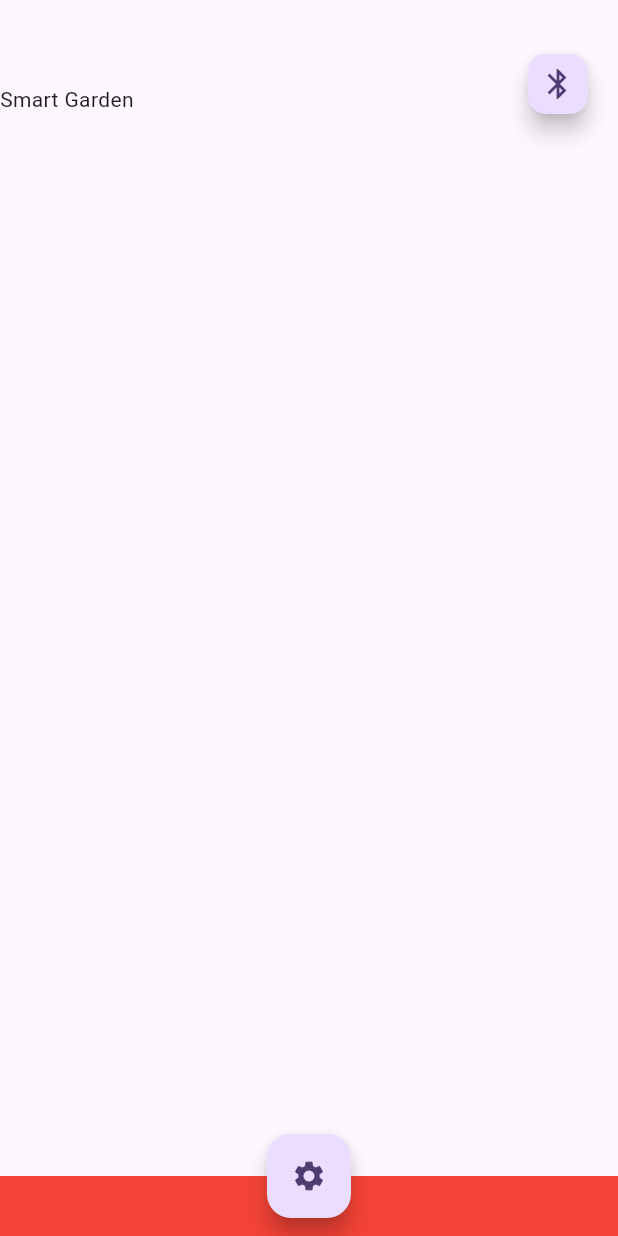
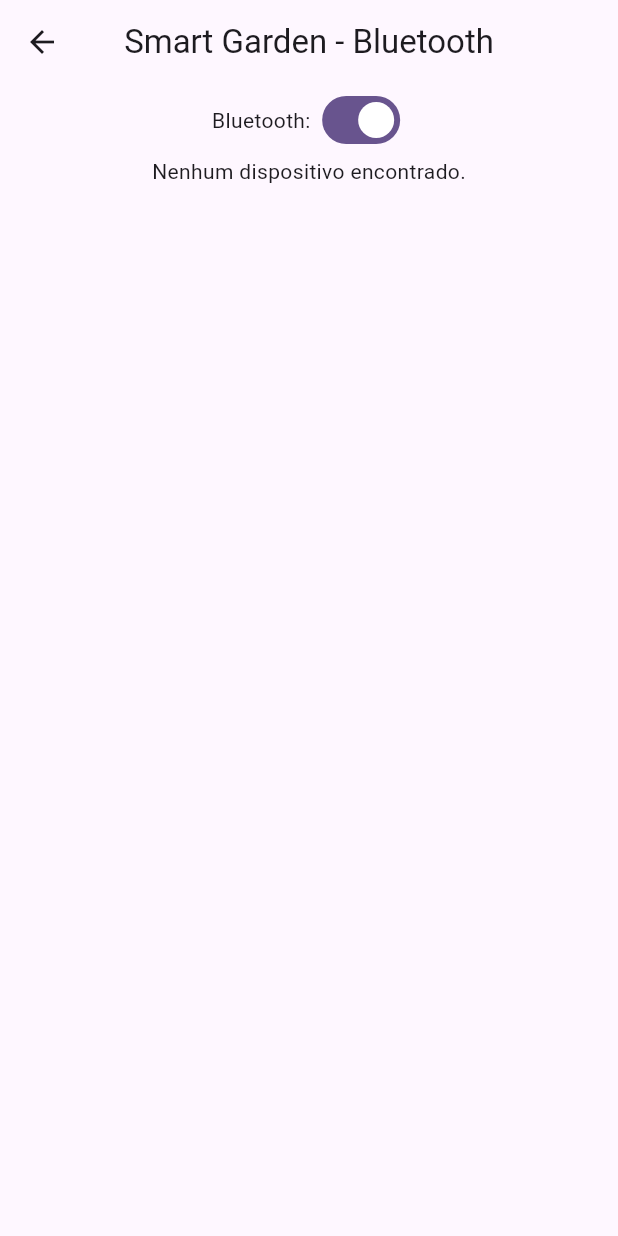
Before and after one commit to Paul0Cesar/Smart-Garden, a Flutter app: the screen it shows after launch, after a tap on the "bluetooth" icon, on a phone screen of 412 x 824 dp. Run offline on Flutter 3.47's test engine with Material 2 defaults, Android fonts, the light colour scheme and no system bars; our stand-ins replace flutter_bluetooth_serial.

Commit message:
feat: add bluetooth view

```diff
--- /dev/null
+++ b/lib/ui/bluetooth/bluetooth_view.dart
@@ -0,0 +1,138 @@
+import 'package:flutter/material.dart';
+import 'package:flutter_bluetooth_serial/flutter_bluetooth_serial.dart';
+
+class BluetoothScreen extends StatefulWidget {
+  const BluetoothScreen({Key? key}) : super(key: key);
+
+  @override
+  State<BluetoothScreen> createState() => _BluetoothScreenState();
+}
+
+class _BluetoothScreenState extends State<BluetoothScreen> {
+  BluetoothState? _bluetoothState;
+  BluetoothDevice? _currentDevice;
+  late List<BluetoothDevice> _devices = [];
+  bool _isSwitchedOn = false;
+  bool _isSearching = false;
+
+  Future<void> _getBluetoothState() async {
+    _bluetoothState = await FlutterBluetoothSerial.instance.state;
+    if (_bluetoothState == BluetoothState.STATE_ON) {
+      setState(() {
+        _isSwitchedOn = true;
+      });
+      _searchDevices();
+    }
+  }
+
+  void _searchDevices() {
+    if (_isSwitchedOn) {
+      setState(() {
+        _isSearching = true;
+      });
+      _devices.clear();
+
+      FlutterBluetoothSerial.instance.startDiscovery().listen((result) {
+        setState(() {
+          if (!_devices.contains(result.device)) _devices.add(result.device);
+        });
+      }, onDone: () {
+        setState(() {
+          _isSearching = false;
+        });
+      }, onError: (error) {
+        print(error);
+      });
+    }
+  }
+
+  Future<void> _toggleBluetooth(bool value) async {
+    if (value) {
+      await FlutterBluetoothSerial.instance.requestEnable();
+      setState(() {
+        _isSwitchedOn = true;
+      });
+      _searchDevices();
+    } else {
+      await FlutterBluetoothSerial.instance.requestDisable();
+      setState(() {
+        _isSwitchedOn = false;
+      });
+    }
+  }
+
+  Future<void> _connectToDevice(BluetoothDevice device) async {
+    try {
+      bool isBonded = device.isBonded;
+      if (!isBonded) {
+        await FlutterBluetoothSerial.instance
+            .bondDeviceAtAddress(device.address)
+            .then((value) => {if (value == true) isBonded = true});
+      }
+      if (isBonded) {
+        await FlutterBluetoothSerial.instance.connect(device);
+        print('conectou');
+        setState(() {
+          _currentDevice = device;
+        });
+      }
+    } catch (error) {
+      print(error);
+      _searchDevices();
+    }
+  }
+
+  @override
+  void initState() {
+    super.initState();
+    _getBluetoothState();
+  }
+
+  @override
+  Widget build(BuildContext context) {
+    return Scaffold(
+      appBar: AppBar(
+        title: const Text("Smart Garden - Bluetooth"),
+        centerTitle: true,
+      ),
+      body: SingleChildScrollView(
+        child: Column(
+          children: [
+            Row(
+              mainAxisAlignment: MainAxisAlignment.center,
+              children: [
+                const Text("Bluetooth: "),
+                Switch(
+                  value: _isSwitchedOn,
+                  onChanged: _toggleBluetooth,
+                ),
+              ],
+            ),
+            _isSwitchedOn
+                ? _isSearching
+                    ? const CircularProgressIndicator()
+                    : _devices.isEmpty
+                        ? const Text("Nenhum dispositivo encontrado.")
+                        : ListView.builder(
+                            shrinkWrap: true,
+                            itemCount: _devices.length,
+                            itemBuilder: (context, index) {
+                              return ListTile(
+                                title: Text(_devices[index].name ?? 'unknown'),
+                                subtitle: Text(_devices[index].address),
+                                onTap: () {
+                                  _connectToDevice(_devices[index]);
+                                },
+                              );
+                            },
+                          )
+                : Container(),
+            _currentDevice != null
+                ? Text("Dispositivo conectado: ${_currentDevice!.name}")
+                : Container(),
+          ],
+        ),
+      ),
+    );
+  }
+}
--- a/lib/ui/home/home_view.dart
+++ b/lib/ui/home/home_view.dart
@@ -22,9 +22,11 @@ class _HomeScreenState extends State<HomeScreen> {
       ),
       floatingActionButtonLocation: FloatingActionButtonLocation.endTop,
       floatingActionButton: FloatingActionButton(
-        heroTag:"bluetooth_settings_btn",
+        heroTag: "bluetooth_settings_btn",
         mini: true,
-        onPressed: () => viewModel.test(),
+        onPressed: () {
+          Navigator.of(context).pushNamed(Routes.bluetooth);
+        },
         child: const Icon(Icons.bluetooth),
       ),
       body: SingleChildScrollView(
@@ -42,7 +44,7 @@ class _HomeScreenState extends State<HomeScreen> {
           Padding(
             padding: const EdgeInsets.only(bottom: 12.0),
             child: FloatingActionButton(
-              heroTag:"settings_btn",
+              heroTag: "settings_btn",
               onPressed: () {
                 Navigator.of(context).pushNamed(Routes.settings);
               },
--- a/lib/ui/home/home_view_model.dart
+++ b/lib/ui/home/home_view_model.dart
@@ -2,15 +2,13 @@ import 'package:flutter/material.dart';
 import 'package:smart_garden/repositories/bluetooth/BluetoothRepository.dart';
 
 class HomeViewViewModel with ChangeNotifier {
-
   late BluetoothRepository bluetoothRepository;
 
   HomeViewViewModel({
     required this.bluetoothRepository,
   });
 
-  test(){
+  test() {
     print("test");
   }
-
 }
--- a/lib/utils/Routes.dart
+++ b/lib/utils/Routes.dart
@@ -1,10 +1,12 @@
 import 'package:flutter/material.dart';
+import 'package:smart_garden/ui/bluetooth/bluetooth_view.dart';
 import 'package:smart_garden/ui/home/home_view.dart';
 import 'package:smart_garden/ui/settings/settings_view.dart';
 
 class Routes {
   static const String settings = 'settings_screen';
   static const String home = 'home_screen';
+  static const String bluetooth = 'bluetooth_screen';
 
   static Route<dynamic> generateRoute(RouteSettings settings) {
     switch (settings.name) {
@@ -16,6 +18,10 @@ class Routes {
         return MaterialPageRoute(
             builder: (BuildContext context) => const SettingsScreen());
 
+      case Routes.bluetooth:
+        return MaterialPageRoute(
+            builder: (BuildContext context) => BluetoothScreen());
+
       default:
         return MaterialPageRoute(builder: (_) {
           return const Scaffold(
--- a/pubspec.yaml
+++ b/pubspec.yaml
@@ -37,6 +37,7 @@ dependencies:
   cupertino_icons: ^1.0.2
   provider: ^6.0.5
   flutter_native_splash: ^2.2.19
+  flutter_bluetooth_serial: ^0.4.0
 
 dev_dependencies:
   flutter_test:
```
Also changed, not shown: pubspec.lock, 2 other files.
